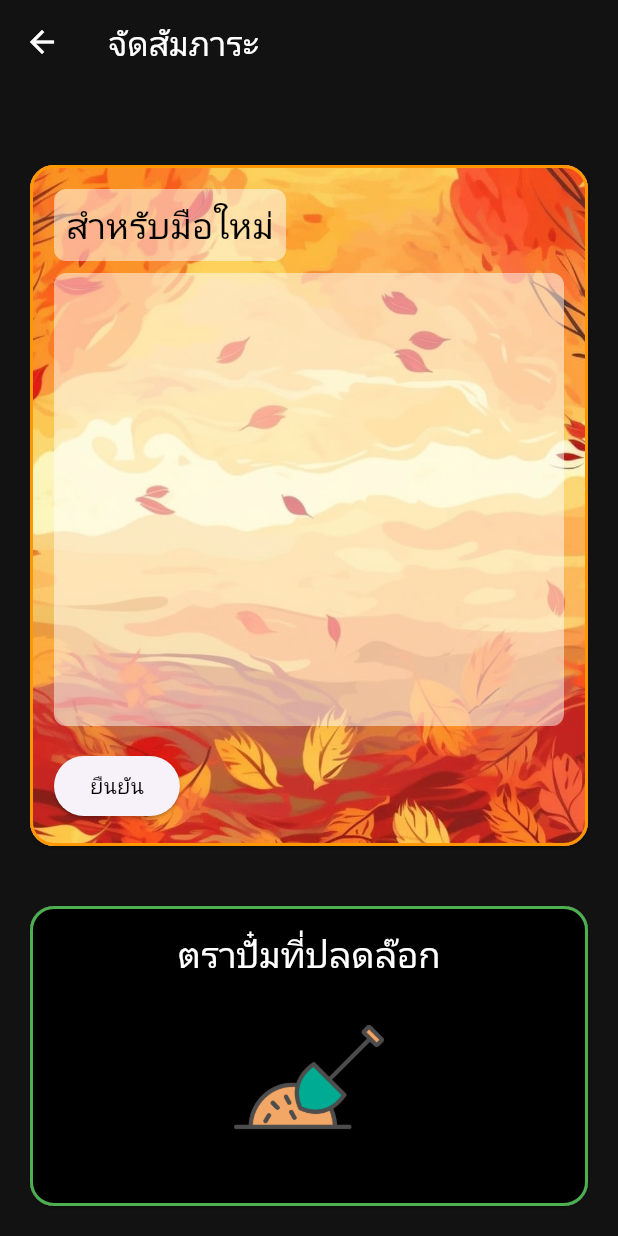
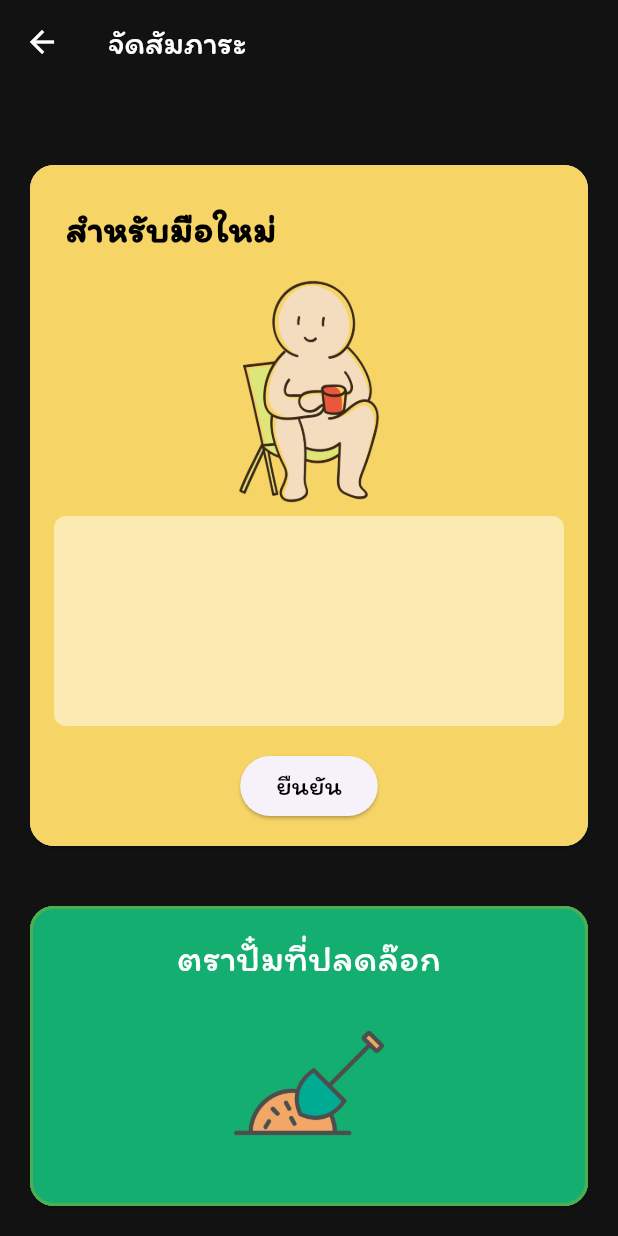
Before and after one commit to MANON-T/Newbie-Camping, a Flutter app: the Backpack screen opened directly with empty values, on a phone screen of 412 x 824 dp. Run offline on Flutter 3.47's test engine with Material 3 defaults, Android fonts, the phone set to English and light mode, and no system bars; our stand-ins replace cloud_firestore, firebase_auth, firebase_core, fl_chart, google_maps_flutter, location; missing offline and left inert: flutter_polyline_points; accounts and stored records are empty.

Commit message:
ปรับปรุง UI หน้าเลือกสัมภาระ
-สร้างโฟลเดอร์ fonts สำหรับเก็บฟอร์นที่ใช้
-เพิ่มรูปภาพในใหม่ในโฟลเดอร์ images
-ปรับฟอร์นของหน้านี้ใหม่ทั้งหมด
-เพิ่มฟอร์นสำหรับใช้งานในอนาคต

```diff
--- a/Dev Site/lib/screens/Pack_your_bags.dart
+++ b/Dev Site/lib/screens/Pack_your_bags.dart
@@ -638,12 +638,15 @@ class _PackYourBagsState extends State<PackYourBags> {
                         Column(
                           children: availableTentSizes.map((size) {
                             int count = 0;
-                            if (size == "แบบเล็ก (2 คน)")
+                            if (size == "แบบเล็ก (2 คน)") {
                               count = _smallTentCount;
-                            if (size == "แบบกลาง (4 คน)")
+                            }
+                            if (size == "แบบกลาง (4 คน)") {
                               count = _mediumTentCount;
-                            if (size == "แบบใหญ่ (6 คน)")
+                            }
+                            if (size == "แบบใหญ่ (6 คน)") {
                               count = _largeTentCount;
+                            }
                             return _buildTentCounter(size, count);
                           }).toList(),
                         ),
@@ -671,12 +674,15 @@ class _PackYourBagsState extends State<PackYourBags> {
                         Column(
                           children: availableHouseSizes.map((size) {
                             int count = 0;
-                            if (size == "แบบเล็ก (2-3 คน)")
+                            if (size == "แบบเล็ก (2-3 คน)") {
                               count = _smallHouseCount;
-                            if (size == "แบบกลาง (4-6 คน)")
+                            }
+                            if (size == "แบบกลาง (4-6 คน)") {
                               count = _mediumHouseCount;
-                            if (size == "แบบใหญ่ (8-10 คน)")
+                            }
+                            if (size == "แบบใหญ่ (8-10 คน)") {
                               count = _largeHouseCount;
+                            }
                             return _buildHouseCounter(size, count);
                           }).toList(),
                         ),
@@ -842,7 +848,7 @@ class _PackYourBagsState extends State<PackYourBags> {
                                   auth: widget.auth,
                                   user: widget.user,
                                 )),
-                      );print("ค่ากางเต้น ${tentcost}");
+                      );print("ค่ากางเต้น $tentcost");
                     },
                     style: ElevatedButton.styleFrom(
                       backgroundColor:
--- a/Dev Site/lib/screens/backpack_screen.dart
+++ b/Dev Site/lib/screens/backpack_screen.dart
@@ -91,7 +91,7 @@ class _BackpackState extends State<Backpack> {
         ),
         title: const Text(
           'จัดสัมภาระ',
-          style: TextStyle(color: Colors.white),
+          style: TextStyle(color: Colors.white, fontFamily: 'Itim'),
         ),
         backgroundColor: kSpotifyBackground,
       ),
@@ -111,21 +111,14 @@ class _BackpackState extends State<Backpack> {
                   child: Card(
                     shape: RoundedRectangleBorder(
                       borderRadius: BorderRadius.circular(16.0),
-                      side: BorderSide(
-                        color: index == 0 ? Colors.orange : Colors.blue,
-                        width: 2.0,
-                      ),
                     ),
                     child: ClipRRect(
                       borderRadius: BorderRadius.circular(16.0),
                       child: index == 0
                           ? Container(
                               decoration: const BoxDecoration(
-                                image: DecorationImage(
-                                  image: AssetImage(
-                                      'images/Autumn-Orange-Background-for-Desktop.jpg'),
-                                  fit: BoxFit.cover,
-                                ),
+                                color: Color(
+                                    0xFFF6D465), // ใช้สีพื้นหลังแทนภาพพื้นหลัง
                               ),
                               child: Padding(
                                 padding: const EdgeInsets.all(16.0),
@@ -134,17 +127,23 @@ class _BackpackState extends State<Backpack> {
                                   children: [
                                     Container(
                                       padding: const EdgeInsets.all(8.0),
-                                      decoration: BoxDecoration(
-                                        color: Colors.white.withOpacity(0.5),
-                                        borderRadius:
-                                            BorderRadius.circular(8.0),
+                                      decoration: const BoxDecoration(
+                                          // color: Colors.white.withOpacity(0.5),
+                                          // borderRadius:
+                                          //     BorderRadius.circular(8.0),
                                           ),
-                                      child: Text(
-                                        'สำหรับมือใหม่',
-                                        style: Theme.of(context)
-                                            .textTheme
-                                            .headlineSmall
-                                            ?.copyWith(color: Colors.black),
+                                      child: const Text('สำหรับมือใหม่',
+                                          style: TextStyle(
+                                              color: Colors.black,
+                                              fontWeight: FontWeight.bold,
+                                              fontSize: 25,
+                                              fontFamily: 'Itim')),
+                                    ),
+                                    const SizedBox(height: 8.0),
+                                    Center(
+                                      child: Image.asset(
+                                        'images/camping.png',
+                                        height: 150,
                                       ),
                                     ),
                                     const SizedBox(height: 8.0),
@@ -180,13 +179,11 @@ class _BackpackState extends State<Backpack> {
                                                         widget.campsite
                                                                 .newbie_backpack[
                                                             itemIndex],
-                                                      style: Theme.of(context)
-                                                          .textTheme
-                                                          .bodyMedium
-                                                          ?.copyWith(
-                                                              color:
-                                                                  Colors.black),
-                                                    ),
+                                                        style: const TextStyle(
+                                                            color: Colors.black,
+                                                            fontSize: 18,
+                                                            fontFamily:
+                                                                'Itim')),
                                                   ),
                                                 ],
                                               ),
@@ -196,7 +193,8 @@ class _BackpackState extends State<Backpack> {
                                       ),
                                     ),
                                     const SizedBox(height: 16.0),
-                                    ElevatedButton(
+                                    Center(
+                                      child: ElevatedButton(
                                         onPressed: () {
                                           String message;
                                           if (index == 0) {
@@ -236,7 +234,11 @@ class _BackpackState extends State<Backpack> {
                                         },
                                         child: const Text(
                                           'ยืนยัน',
-                                        style: TextStyle(color: Colors.black),
+                                          style: TextStyle(
+                                              color: Colors.black,
+                                              fontSize: 18,
+                                              fontFamily: 'Itim'),
+                                        ),
                                       ),
                                     )
                                   ],
@@ -245,11 +247,8 @@ class _BackpackState extends State<Backpack> {
                             )
                           : Container(
                               decoration: const BoxDecoration(
-                                image: DecorationImage(
-                                  image: AssetImage(
-                                      'images/artwork-digital-art-sky-clouds-hd-wallpaper-preview.jpg'),
-                                  fit: BoxFit.cover,
-                                ),
+                                color: Color(
+                                    0xFFFFB0E2), // ใช้สีพื้นหลังแทนภาพพื้นหลัง
                               ),
                               child: Padding(
                                 padding: const EdgeInsets.all(16.0),
@@ -258,21 +257,27 @@ class _BackpackState extends State<Backpack> {
                                   children: [
                                     Container(
                                       padding: const EdgeInsets.all(8.0),
-                                      decoration: BoxDecoration(
-                                        color: Colors.white.withOpacity(0.5),
-                                        borderRadius:
-                                            BorderRadius.circular(8.0),
-                                      ),
                                       child: Text(
                                           index == 1
                                               ? 'สำหรับทั่วไป แบบ 1'
                                               : 'สำหรับทั่วไป แบบ 2',
-                                        style: Theme.of(context)
-                                            .textTheme
-                                            .headlineSmall
-                                            ?.copyWith(color: Colors.black),
+                                          style: const TextStyle(
+                                              color: Colors.black,
+                                              fontWeight: FontWeight.bold,
+                                              fontSize: 25,
+                                              fontFamily: 'Itim')),
                                     ),
-                                    ),
+                                    const SizedBox(height: 8.0),
+                                    Center(
+                                        child: index == 1
+                                            ? Image.asset(
+                                                'images/camping-chair.png',
+                                                height: 150,
+                                              )
+                                            : Image.asset(
+                                                'images/camping_1.png',
+                                                height: 150,
+                                              )),
                                     const SizedBox(height: 8.0),
                                     Expanded(
                                       child: Container(
@@ -311,13 +316,11 @@ class _BackpackState extends State<Backpack> {
                                                             : widget.campsite
                                                                     .common_backpack2[
                                                                 itemIndex],
-                                                      style: Theme.of(context)
-                                                          .textTheme
-                                                          .bodyMedium
-                                                          ?.copyWith(
-                                                              color:
-                                                                  Colors.black),
-                                                    ),
+                                                        style: const TextStyle(
+                                                            color: Colors.black,
+                                                            fontSize: 18,
+                                                            fontFamily:
+                                                                'Itim')),
                                                   ),
                                                 ],
                                               ),
@@ -327,7 +330,8 @@ class _BackpackState extends State<Backpack> {
                                       ),
                                     ),
                                     const SizedBox(height: 16.0),
-                                    ElevatedButton(
+                                    Center(
+                                      child: ElevatedButton(
                                         onPressed: () {
                                           String message;
                                           if (index == 0) {
@@ -367,7 +371,11 @@ class _BackpackState extends State<Backpack> {
                                         },
                                         child: const Text(
                                           'ยืนยัน',
-                                        style: TextStyle(color: Colors.black),
+                                          style: TextStyle(
+                                              color: Colors.black,
+                                              fontSize: 18,
+                                              fontFamily: 'Itim'),
+                                        ),
                                       ),
                                     )
                                   ],
@@ -394,20 +402,18 @@ class _BackpackState extends State<Backpack> {
                 borderRadius: BorderRadius.circular(16.0),
                 child: Container(
                   decoration: const BoxDecoration(
-                    color: Colors.black,
+                    color: Color(0xFF13AE70),
                   ),
                   height: 200, // กำหนดความสูงให้กับ Card นี้
                   child: Column(
                     children: [
-                      Padding(
-                        padding: const EdgeInsets.all(16.0),
-                        child: Text(
-                          'ตราปั๋มที่ปลดล๊อก',
-                          style: Theme.of(context)
-                              .textTheme
-                              .headlineSmall
-                              ?.copyWith(color: Colors.white),
-                        ),
+                      const Padding(
+                        padding: EdgeInsets.all(16.0),
+                        child: Text('ตราปั๋มที่ปลดล๊อก',
+                            style: TextStyle(
+                                color: Colors.white,
+                                fontSize: 25,
+                                fontFamily: 'Itim')),
                       ),
                       Center(
                         child: Image.asset(
```
Also changed, not shown: Dev Site/pubspec.yaml (+7 -6 lines), Dev Site/fonts/Itim-Regular.ttf (added), Dev Site/fonts/SignikaNegative-VariableFont_wght.ttf (added), Dev Site/images/camping-chair.png (added), Dev Site/images/camping.png (added), Dev Site/images/camping_1.png (added). Lines whose indentation alone changed are shown as unchanged.
